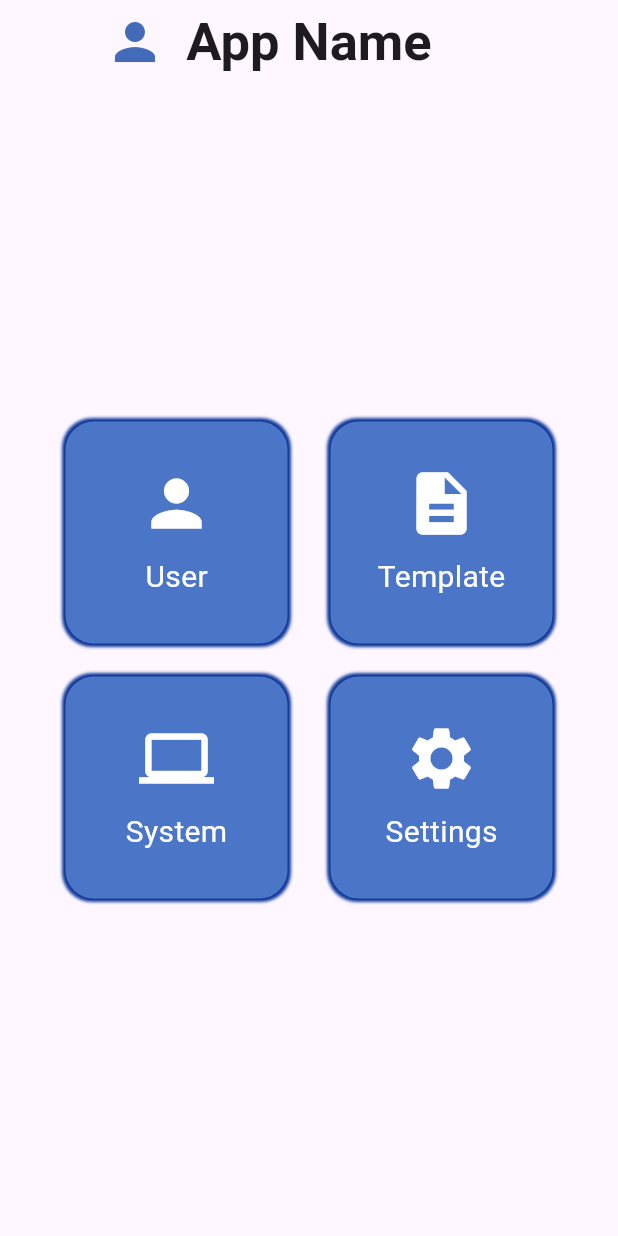
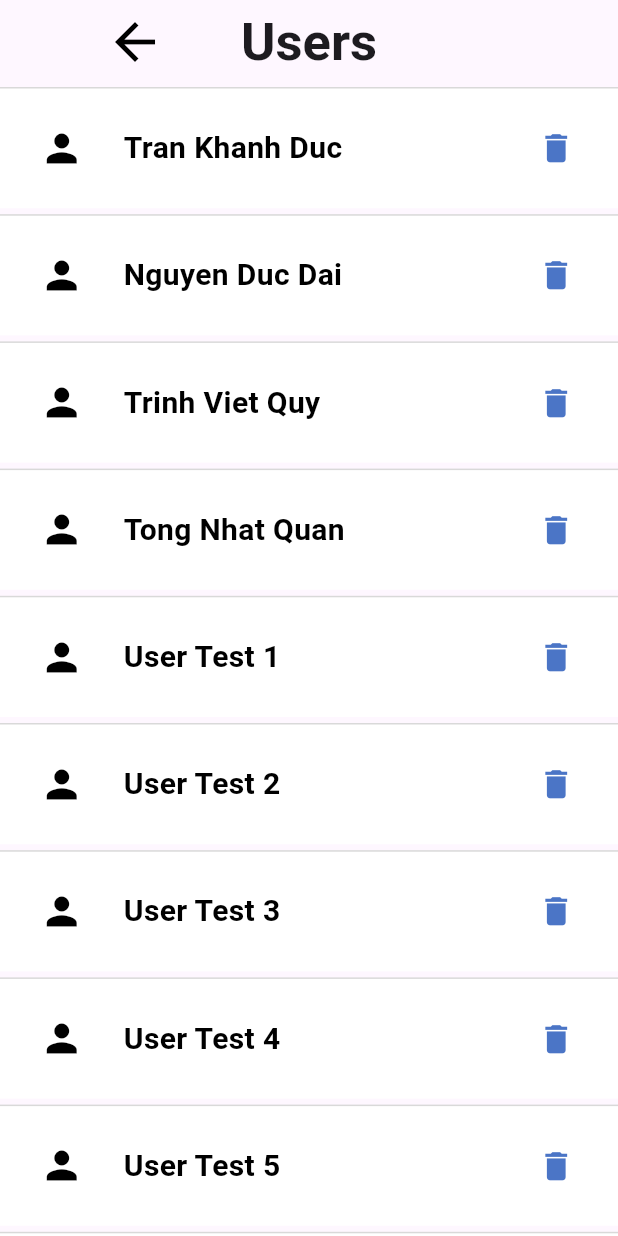
Before and after one commit to itsnhatquan/bestlab, a Flutter app: the screen it shows after launch, on a phone screen of 412 x 824 dp. Run offline on Flutter 3.47's test engine with Material 3 defaults, Android fonts, the light colour scheme and no system bars.

Commit message:
adding user list page

```diff
--- a/bestlab/lib/main.dart
+++ b/bestlab/lib/main.dart
@@ -4,6 +4,7 @@ import 'package:flutter/material.dart';
 import 'package:flutter/widgets.dart';
 import 'pages/login_page.dart';
 import 'pages/home_page.dart';
+import 'pages/userList_page.dart';
 
 import 'package:flutter/material.dart';
 
@@ -15,7 +16,7 @@ class MyApp extends StatelessWidget {
   @override
   Widget build(BuildContext context) {
     return MaterialApp(
-      home: HomePage(),
+      home: UserList(),
       theme: ThemeData(
         primarySwatch: Colors.blue,
       ),
--- a/bestlab/lib/pages/home_page.dart
+++ b/bestlab/lib/pages/home_page.dart
@@ -1,6 +1,7 @@
 import 'package:flutter/material.dart';
 
 class HomePage extends StatelessWidget {
+  HomePage({super.key});
   @override
   Widget build(BuildContext context) {
     return Scaffold(
--- /dev/null
+++ b/bestlab/lib/pages/userList_page.dart
@@ -0,0 +1,178 @@
+import 'package:flutter/material.dart';
+
+class UserList extends StatefulWidget {
+  UserList({super.key});
+
+  @override
+  _UserListState createState() => _UserListState();
+}
+
+class _UserListState extends State<UserList> {
+  final List<String> users = [
+    'Tran Khanh Duc',
+    'Nguyen Duc Dai',
+    'Trinh Viet Quy',
+    'Tong Nhat Quan',
+    'User Test 1',
+    'User Test 2',
+    'User Test 3',
+    'User Test 4',
+    'User Test 5',
+    'User Test 6',
+    'User Test 7',
+    'User Test 8',
+  ];
+
+  final GlobalKey<AnimatedListState> _listKey = GlobalKey<AnimatedListState>();
+
+  void _removeItem(int index) {
+    final removedItem = users[index];
+    setState(() {
+      users.removeAt(index);
+    });
+    _listKey.currentState!.removeItem(
+      index,
+      (context, animation) => _buildItem(removedItem, animation),
+      duration: const Duration(milliseconds: 300),
+    );
+  }
+
+  Widget _buildItem(String item, Animation<double> animation) {
+    return SizeTransition(
+      sizeFactor: animation,
+      child: Padding(
+        padding: const EdgeInsets.symmetric(vertical: 2.0),
+        child: UserRow(
+          icon: Icons.person,
+          text: item,
+          onTap: () {},
+          onDismissed: () {},
+        ),
+      ),
+    );
+  }
+
+  @override
+  Widget build(BuildContext context) {
+    return Scaffold(
+        appBar: AppBar(
+          title: Text('Users',
+              style: TextStyle(
+                fontSize: 35.0,
+                fontWeight: FontWeight.bold,
+              )),
+          leading: IconButton(
+            icon: Icon(Icons.arrow_back),
+            color: Color.fromRGBO(0, 0, 0, 1),
+            iconSize: 40.0,
+            padding: EdgeInsets.fromLTRB(70, 0, 0, 0),
+            onPressed: () {
+              // Add your onPressed code here!
+            },
+          ),
+          centerTitle: true,
+        ),
+        body: AnimatedList(
+          key: _listKey,
+          initialItemCount: users.length,
+          itemBuilder: (context, index, animation) {
+            return SizeTransition(
+              sizeFactor: animation,
+              child: Padding(
+                padding: const EdgeInsets.symmetric(vertical: 2.0),
+                child: UserRow(
+                  icon: Icons.person,
+                  text: users[index],
+                  onTap: () {},
+                  onDismissed: () => _removeItem(index),
+                ),
+              ),
+            );
+          },
+        ));
+  }
+}
+
+class UserRow extends StatelessWidget {
+  final IconData icon;
+  final String text;
+  final Function onTap;
+  final Function onDismissed;
+
+  UserRow(
+      {required this.icon,
+      required this.text,
+      required this.onTap,
+      required this.onDismissed});
+
+  @override
+  Widget build(BuildContext context) {
+    return GestureDetector(
+      onTap: () => onTap(),
+      child: Container(
+          constraints: BoxConstraints.expand(
+            height:
+                Theme.of(context).textTheme.headlineMedium!.fontSize! * 1.1 +
+                    50.0,
+          ),
+          decoration: BoxDecoration(
+              color: Colors.white,
+              border: Border(
+                top: BorderSide(color: Color.fromRGBO(217, 217, 217, 1)),
+              )),
+          child: Dismissible(
+            key: Key(text),
+            background: Container(), // No background for swipe right
+            secondaryBackground: Container(
+                color: Colors.red,
+                alignment: Alignment.center), // Background for swipe left
+            confirmDismiss: (direction) async {
+              if (direction == DismissDirection.startToEnd) {
+                // Prevent dismissing on swipe right
+                return false;
+              }
+              // Allow dismissing on swipe left
+              return true;
+            },
+            onDismissed: (direction) {
+              if (direction == DismissDirection.endToStart) {
+                onDismissed();
+              }
+            },
+            child: Center(
+              child: Row(
+                mainAxisAlignment: MainAxisAlignment.spaceAround,
+                children: [
+                  Expanded(
+                    child: Icon(
+                      icon,
+                      size: 30,
+                      color: Colors.black,
+                    ),
+                  ),
+                  Expanded(
+                    flex: 3, // Adjust flex to center the text
+                    child: Text(
+                      text,
+                      textAlign: TextAlign.start, // Center align the text
+                      style: TextStyle(
+                        color: Colors.black,
+                        fontSize: 20,
+                        fontWeight: FontWeight.bold,
+                      ),
+                    ),
+                  ),
+                  Expanded(
+                    child: Icon(
+                      Icons.delete,
+                      size: 25,
+                      color: Color.fromRGBO(75, 117, 198, 1),
+                    ),
+                  )
+                ],
+              ),
+            ),
+          )),
+    );
+  }
+}
```
Also changed, not shown: 1 other file.
